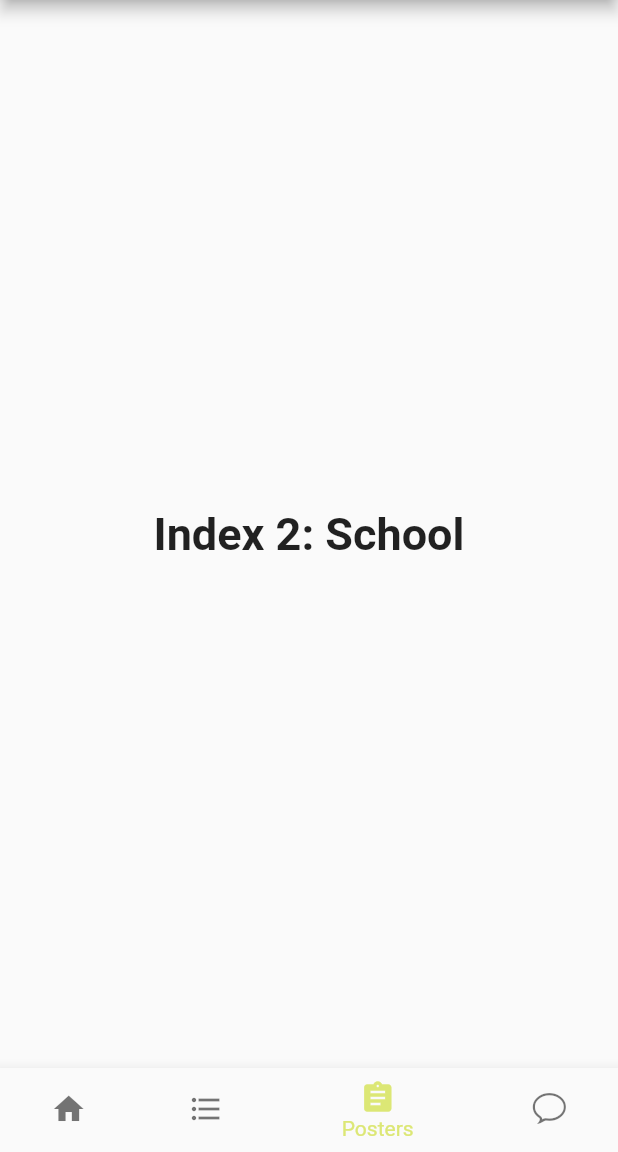
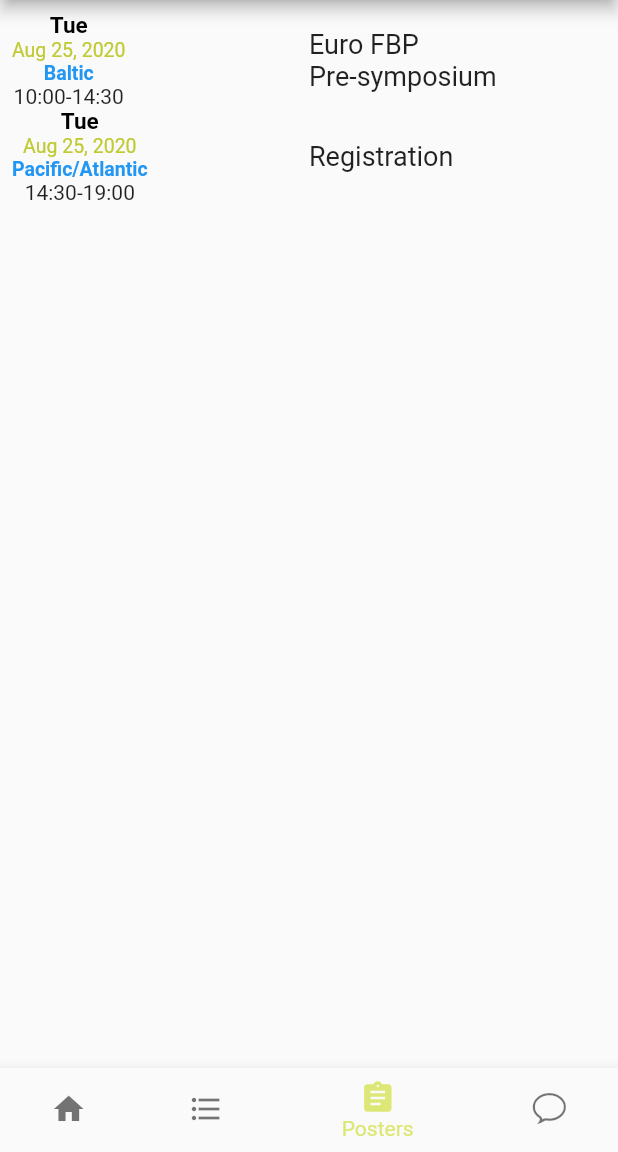
Before and after one commit to markoselakovic/emop, a Flutter app: the screen it shows after launch, item 3 of the bottom bar chosen, on a phone screen of 412 x 824 dp, the part 84-1236 px from its top. Run offline on Flutter 3.47's test engine with Material 2 defaults, Android fonts, the light colour scheme and no system bars; our stand-ins replace firebase_database; accounts and stored records are empty.

Commit message:
Adding Posters page

```diff
--- a/lib/main.dart
+++ b/lib/main.dart
@@ -1,3 +1,4 @@
+import 'package:emop/screens/postersPage.dart';
 import 'package:firebase_database/firebase_database.dart';
 import 'package:flutter/cupertino.dart';
 import 'package:flutter/material.dart';
@@ -9,12 +10,12 @@ class MyApp extends StatelessWidget {
   @override
   Widget build(BuildContext context) {
     return MaterialApp(
-      title: 'Flutter Demo',
+      title: 'EMOP',
       theme: ThemeData(
 
         primarySwatch: Colors.blue,
       ),
-      home: MyHomePage(title: 'Flutter Demo Home Page'),
+      home: MyHomePage(title: 'EMOP 2020 | Belgrade'),
     );
   }
 }
@@ -38,10 +39,7 @@ class _MyHomePageState extends State<MyHomePage> {
       'Index 1: Business',
       style: optionStyle,
     ),
-    Text(
-      'Index 2: School',
-      style: optionStyle,
-    ),
+    PostersPage(),
     Text(
       'Index 2: School',
       style: optionStyle,
--- /dev/null
+++ b/lib/models/postersItem.dart
@@ -0,0 +1,29 @@
+class PostersItem {
+
+  String id;
+  String day;
+  String date;
+  String timeZone;
+  String time;
+
+  String title;
+
+  PostersItem(this.id,this.day, this.date, this.timeZone, this.time, this.title);
+
+  PostersItem.fromMap(String key, Map map) {
+    id = key;
+    date = map["date"];
+    timeZone = map["timeZone"];
+    time = map["time"];
+    title = map["title"];
+  }
+
+  Map<String, dynamic> toJson() {
+    return <String, dynamic>{
+      'date': date,
+      'timeZone': timeZone,
+      'time': time,
+      'title': title
+    };
+  }
+}
--- /dev/null
+++ b/lib/screens/postersPage.dart
@@ -0,0 +1,34 @@
+import 'package:emop/models/postersItem.dart';
+import 'package:emop/widgets/postersListItem.dart';
+import 'package:flutter/material.dart';
+
+class PostersPage extends StatefulWidget {
+
+  @override
+  _PostersPageState createState() => _PostersPageState();
+
+}
+
+class _PostersPageState extends State<PostersPage> {
+
+  List<PostersItem> items;
+  PostersItem i1 = PostersItem("1","Tue", "Aug 25, 2020", "Baltic", "10:00-14:30", "Euro FBP \nPre-symposium");
+  PostersItem i2 = PostersItem("2", "Tue", "Aug 25, 2020", "Pacific/Atlantic", "14:30-19:00", "Registration");
+
+
+  @override
+  Widget build(BuildContext context) {
+    items = new List();
+    items.add(i1);
+    items.add(i2);
+    return ListView.builder(
+        padding: const EdgeInsets.all(8),
+        itemCount: items.length,
+        itemBuilder: (BuildContext context, int index) {
+          return Center(child: PostersListItem(items[index],
+            )
+          );
+        });
+  }
+
+}
--- /dev/null
+++ b/lib/widgets/postersListItem.dart
@@ -0,0 +1,33 @@
+import 'package:emop/models/postersItem.dart';
+import 'package:flutter/cupertino.dart';
+import 'package:flutter/material.dart';
+
+class PostersListItem extends StatelessWidget {
+
+  final PostersItem item;
+
+  PostersListItem(this.item);
+
+  @override
+  Widget build(BuildContext context) {
+    return Row(
+    children: <Widget>[
+      Expanded(
+        child: Align(
+          alignment: Alignment.centerLeft,
+          child: Column(
+            children: <Widget>[
+              Text(item.day, style: TextStyle(color: Colors.black, fontSize: 15, fontWeight: FontWeight.bold)),
+              Text(item.date, style: TextStyle(color: Colors.lime[600], fontSize: 13)),
+              Text(item.timeZone, style: TextStyle(color: Colors.blue, fontSize: 13, fontWeight: FontWeight.bold)),
+              Text(item.time)
+            ],
+          ),
+        ),
+      ),
+      Expanded(child: Text(item.title, style: TextStyle(fontSize: 18)))
+    ])
+    ;
+  }
+
+}
```
